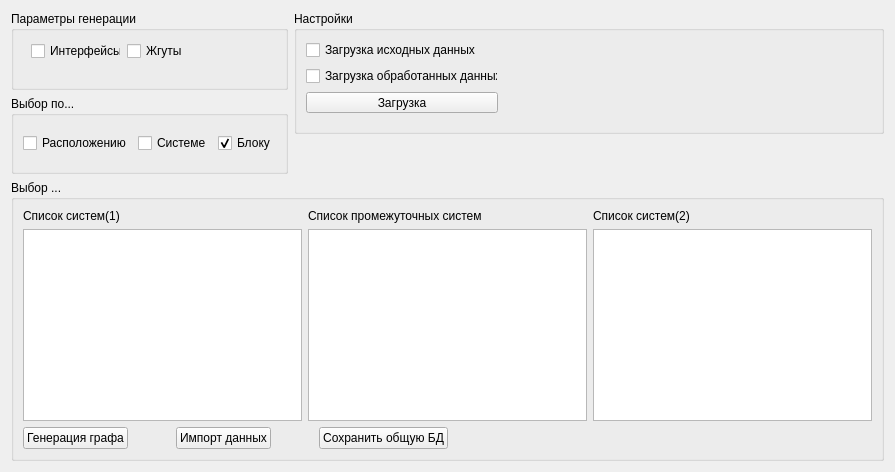
Before: the Qt Designer form formCurciut.ui in FedorGurin/ConfDCS, drawn with Qt 5.
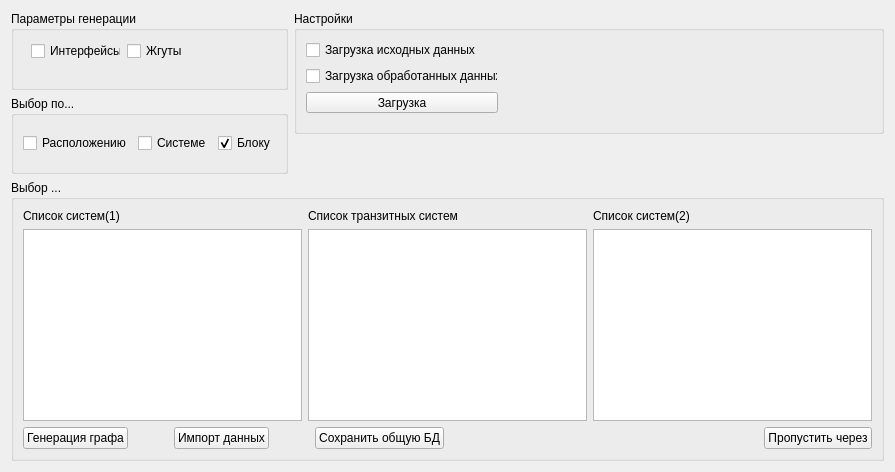
After: the same form once the commit is applied.

The edit to the form file:
```diff
--- a/formCurciut.ui
+++ b/formCurciut.ui
@@ -185,7 +185,7 @@
           <item>
            <widget class="QLabel" name="label_3">
             <property name="text">
-             <string>Список промежуточных систем</string>
+             <string>Список транзитных систем</string>
             </property>
            </widget>
           </item>
@@ -276,6 +276,13 @@
           </property>
          </spacer>
         </item>
+        <item>
+         <widget class="QPushButton" name="pushButtonCut">
+          <property name="text">
+           <string>Пропустить через</string>
+          </property>
+         </widget>
+        </item>
        </layout>
       </item>
      </layout>
```
Left out of the diff: 4 changed lines with no effect on the pictures.
